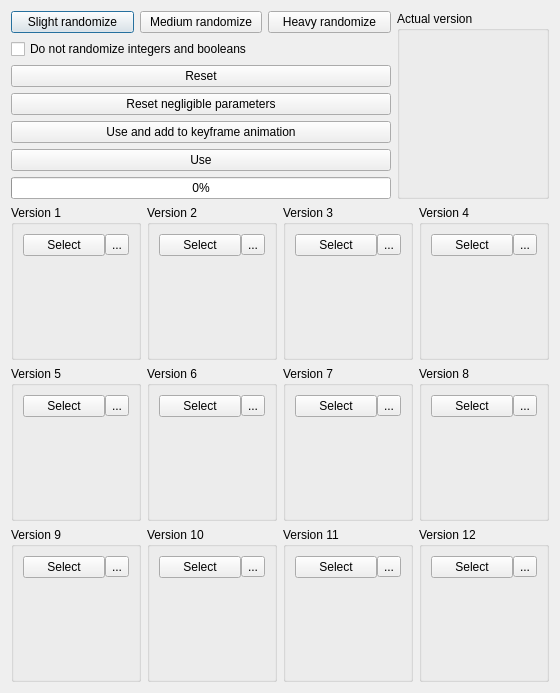
Old version of the form mandelbulber2/qt/randomizer_dialog.ui in the repository buddhi1980/mandelbulber2.
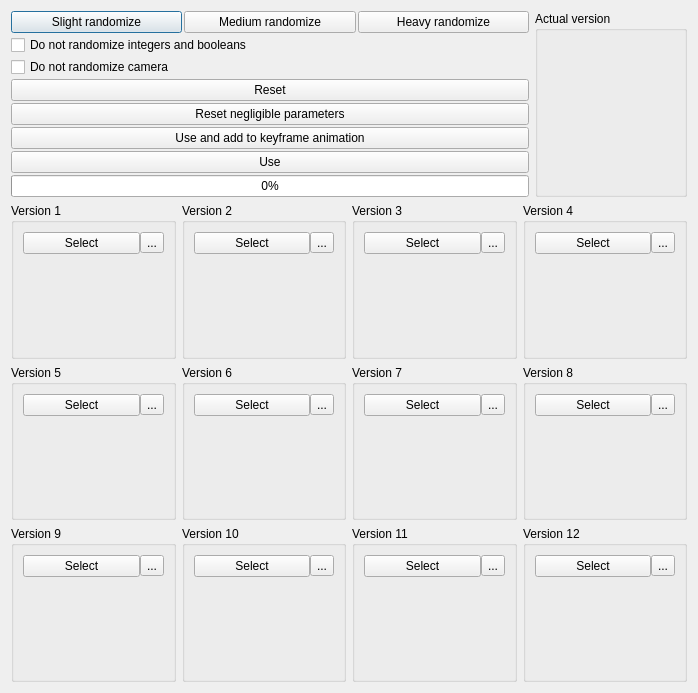
New version of the form. Icons and pictures are not drawn. Custom widgets are drawn as their Qt base class.

Commit message: Added option to not randomize camera when animated parameters from keyframe editor

```diff
--- a/mandelbulber2/qt/randomizer_dialog.ui
+++ b/mandelbulber2/qt/randomizer_dialog.ui
@@ -6,7 +6,7 @@
    <rect>
     <x>0</x>
     <y>0</y>
-    <width>560</width>
+    <width>698</width>
     <height>693</height>
    </rect>
   </property>
@@ -18,6 +18,9 @@
     <layout class="QHBoxLayout" name="horizontalLayout" stretch="0,0">
      <item>
       <layout class="QVBoxLayout" name="verticalLayout_2">
+       <property name="spacing">
+        <number>2</number>
+       </property>
        <item>
         <layout class="QHBoxLayout" name="horizontalLayout_13">
          <item>
@@ -50,6 +53,13 @@
          </property>
         </widget>
        </item>
+       <item>
+        <widget class="QCheckBox" name="checkBox_dont_randomize_camera">
+         <property name="text">
+          <string>Do not randomize camera</string>
+         </property>
+        </widget>
+       </item>
        <item>
         <widget class="QPushButton" name="pushButton_reset">
          <property name="text">
```
The commit also changes 3 other files.
